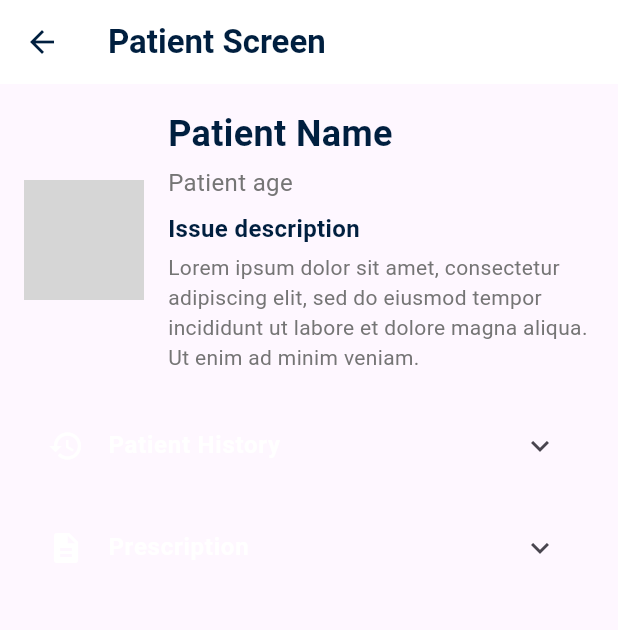
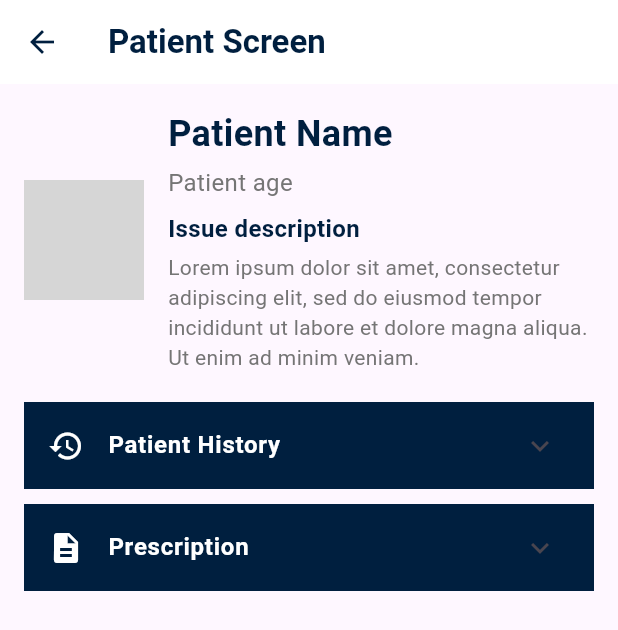
Before and after one commit to Anupriya408/SAPDOS, a Flutter app: the PatientDetailsScreen screen opened directly, on a phone screen of 412 x 824 dp. Shown: the top 630 px of the screen. Run offline on Flutter 3.47's test engine with Material 3 defaults, Android fonts, the phone set to English and light mode, and no system bars; grey boxes are pictures that could not be loaded.

Commit message:
done with all screens

```diff
--- a/lib/main.dart
+++ b/lib/main.dart
@@ -30,6 +30,7 @@ class MyApp extends StatelessWidget {
         '/login': (context) => LoginScreen02(),
         '/register': (context) => LoginScreen03(),
         '/doctor': (context) => DoctorScreen(),
+        // '/doctorscreen01': (context) => DoctorScreen01(),
       },
     );
   }
--- a/lib/screens/doctors/doctorscreen02.dart
+++ b/lib/screens/doctors/doctorscreen02.dart
@@ -1,6 +1,7 @@
 import 'package:flutter/material.dart';
 
 const Color darkBlue = Color(0xFF001F3F);
+// const Color strongerBlue = Color(0xFF004080); // A stronger blue color for better contrast
 
 void main() {
   runApp(MaterialApp(
@@ -99,9 +100,10 @@ class PatientDetailsScreen extends StatelessWidget {
                     ),
                     leading: Icon(Icons.history, color: Colors.white),
                     backgroundColor: darkBlue,
+                    collapsedBackgroundColor: darkBlue,
                     children: [
                       Container(
-                        color: Colors.lightBlue[50], // Light background color for the expanded content
+                        color: Colors.lightBlue[50],
                         child: Column(
                           children: [
                             CustomListTile(title: 'Blood report'),
@@ -122,9 +124,10 @@ class PatientDetailsScreen extends StatelessWidget {
                     ),
                     leading: Icon(Icons.description, color: Colors.white),
                     backgroundColor: darkBlue,
+                    collapsedBackgroundColor: darkBlue,
                     children: [
                       Container(
-                        color: Colors.lightBlue[50], // Light background color for the expanded content
+                        color: Colors.lightBlue[50],
                         child: Column(
                           children: [
                             CustomListTile(title: '26 March 2022'),
```
Also changed, not shown: lib/Widgets/appointment_card.dart (+0 -26 lines), lib/Widgets/customtext.dart (+3 -49 lines), lib/colors/color.dart (deleted, +0 -25 lines), lib/providers/authprovider.dart (+0 -35 lines), lib/screens/login/loginscreen-01.dart (+8 -8 lines), lib/screens/login/loginscreen-02.dart (+6 -6 lines), lib/screens/login/loginscreen-03.dart (+6 -6 lines), lib/screens/patients/patientscreen01.dart (added).
